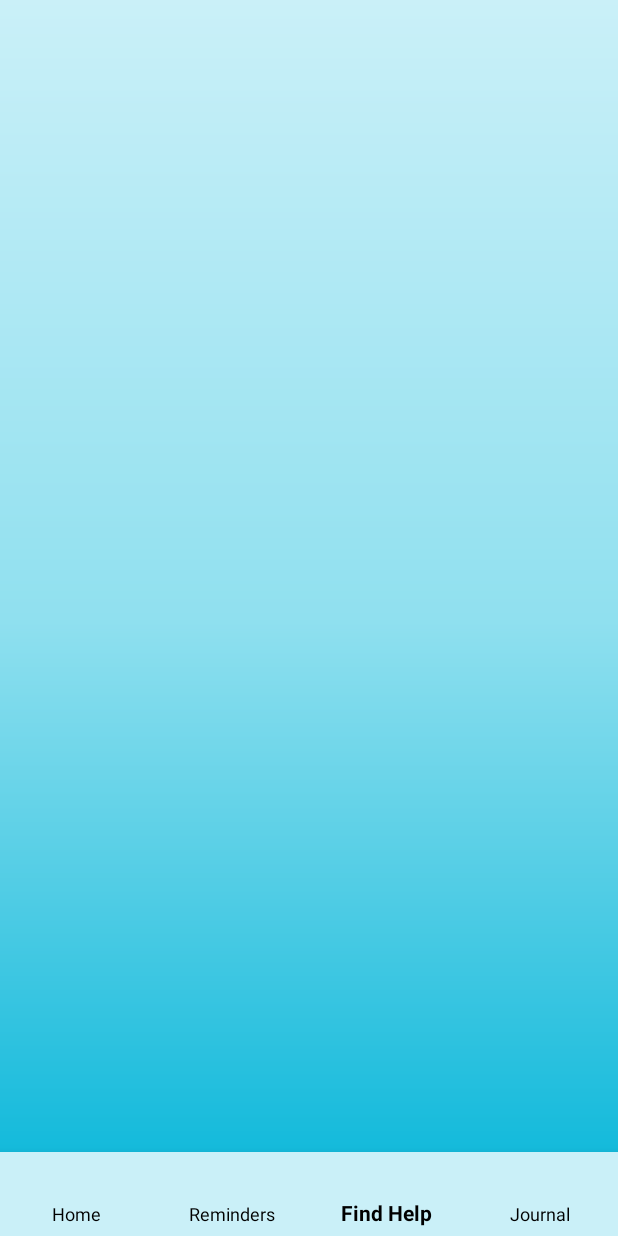
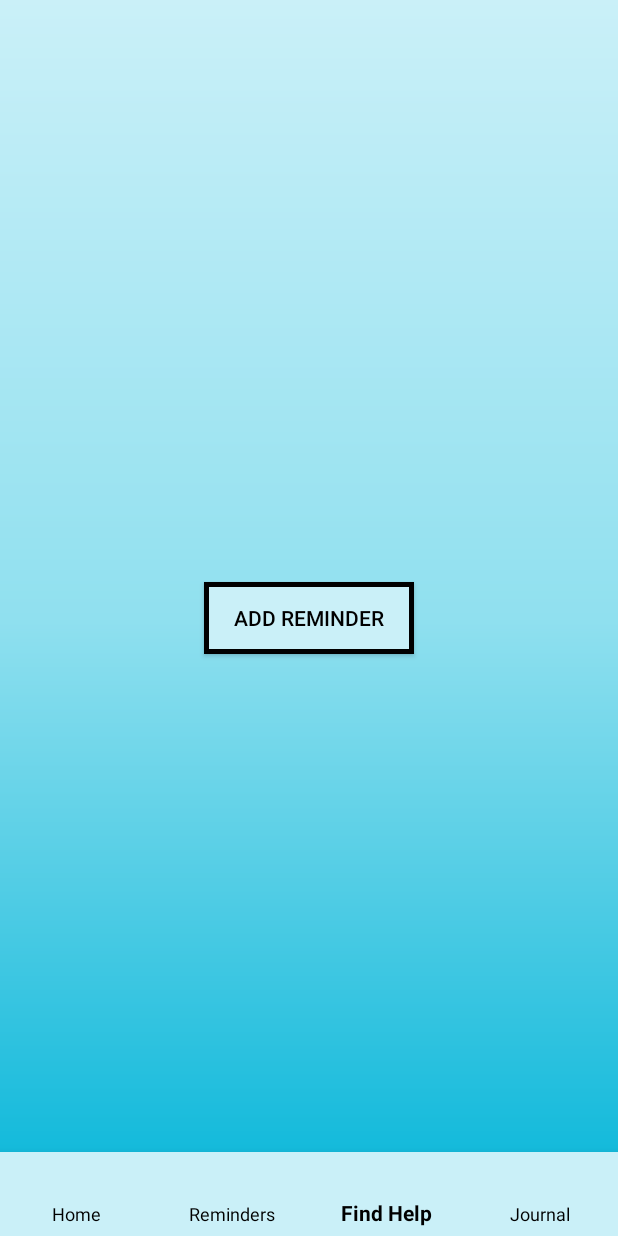
Before and after one commit to rachaelwasson/Charred, an Android app: the DailyScheduleActivity screen opened directly, with no data from a screen before it, item 3 of the bottom bar chosen, on a phone screen of 412 x 824 dp. Run offline under Robolectric (Android 15) with nearby library versions, the phone set to English and light mode, and no system bars; Roboto replaces fonts that are not available here.

Commit message:
added daily schedule activity, dialog skeleton for adding new reminder

```diff
--- a/app/src/main/java/com/example/charred/DailyScheduleActivity.java
+++ b/app/src/main/java/com/example/charred/DailyScheduleActivity.java
@@ -4,16 +4,24 @@ import androidx.appcompat.app.AppCompatActivity;
 
 import android.content.Intent;
 import android.os.Bundle;
+import android.view.MenuItem;
+import android.view.View;
 import android.widget.TextView;
+
+import com.google.android.material.navigation.NavigationBarView;
 
 public class DailyScheduleActivity extends AppCompatActivity {
 
     TextView titleTextView;
+    private NavigationBarView bottomNavigationView;
 
     @Override
     protected void onCreate(Bundle savedInstanceState) {
         super.onCreate(savedInstanceState);
         setContentView(R.layout.activity_daily_schedule);
+
+        bottomNavigationView = findViewById(R.id.bottomNav);
+        bottomNavigationView.setOnItemSelectedListener(bottomnavFunction);
 
         titleTextView = findViewById(R.id.dailyScheduleTitle);
         Intent intent = getIntent();
@@ -21,5 +29,38 @@ public class DailyScheduleActivity extends AppCompatActivity {
         titleTextView.setText(day);
     }
 
+    public void goToReminders() {
+        Intent remindersIntent = new Intent(this, RemindersActivity.class);
+        startActivity(remindersIntent);
+    }
+
+    public void goToHome() {
+        Intent homeIntent = new Intent(this, MainActivity.class);
+        startActivity(homeIntent);
+    }
+
+    private NavigationBarView.OnItemSelectedListener bottomnavFunction = new NavigationBarView.OnItemSelectedListener() {
+        @Override
+        public boolean onNavigationItemSelected(MenuItem item) {
+            switch (item.getItemId()) {
+                case R.id.remindersMenuItem:
+                    goToReminders();
+                    break;
+                case R.id.homeMenuItem:
+                    goToHome();
+                    break;
+            }
+            return true;
+        }
+    };
+
+    public void onButtonClick(View view) {
+        openDialog();
+    }
+
+    public void openDialog() {
+        NewReminderDialog newReminderDialog = new NewReminderDialog();
+        newReminderDialog.show(getSupportFragmentManager(), "new reminder dialog");
+    }
 
 }
--- a/app/src/main/res/layout/activity_daily_schedule.xml
+++ b/app/src/main/res/layout/activity_daily_schedule.xml
@@ -28,7 +28,21 @@
         android:text="[DAY]"
         android:textAlignment="center"
         android:textColor="#070707"
-        android:textSize="48sp"
+        android:textSize="40sp"
+        app:layout_constraintEnd_toEndOf="parent"
+        app:layout_constraintStart_toStartOf="parent"
+        app:layout_constraintTop_toTopOf="parent" />
+
+    <Button
+        android:id="@+id/addReminderButton"
+        android:layout_width="140dp"
+        android:layout_height="wrap_content"
+        android:layout_centerInParent="true"
+        android:layout_marginBottom="60dp"
+        android:background="@drawable/button_border_monday"
+        android:onClick="onButtonClick"
+        android:text="Add Reminder"
+        android:textColor="@color/black"
         app:layout_constraintEnd_toEndOf="parent"
         app:layout_constraintStart_toStartOf="parent"
         app:layout_constraintTop_toTopOf="parent" />
```
Also changed, not shown: app/src/main/java/com/example/charred/NewReminderDialog.java (added, +25 -0 lines), app/src/main/java/com/example/charred/RemindersActivity.java (+24 -13 lines).
